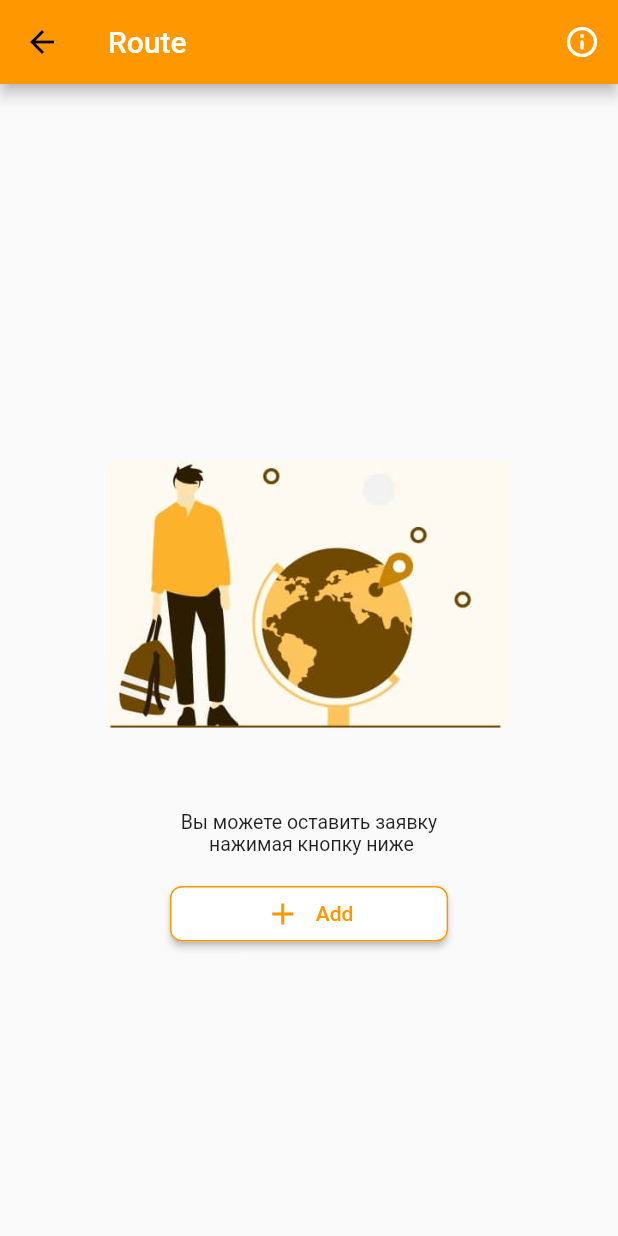
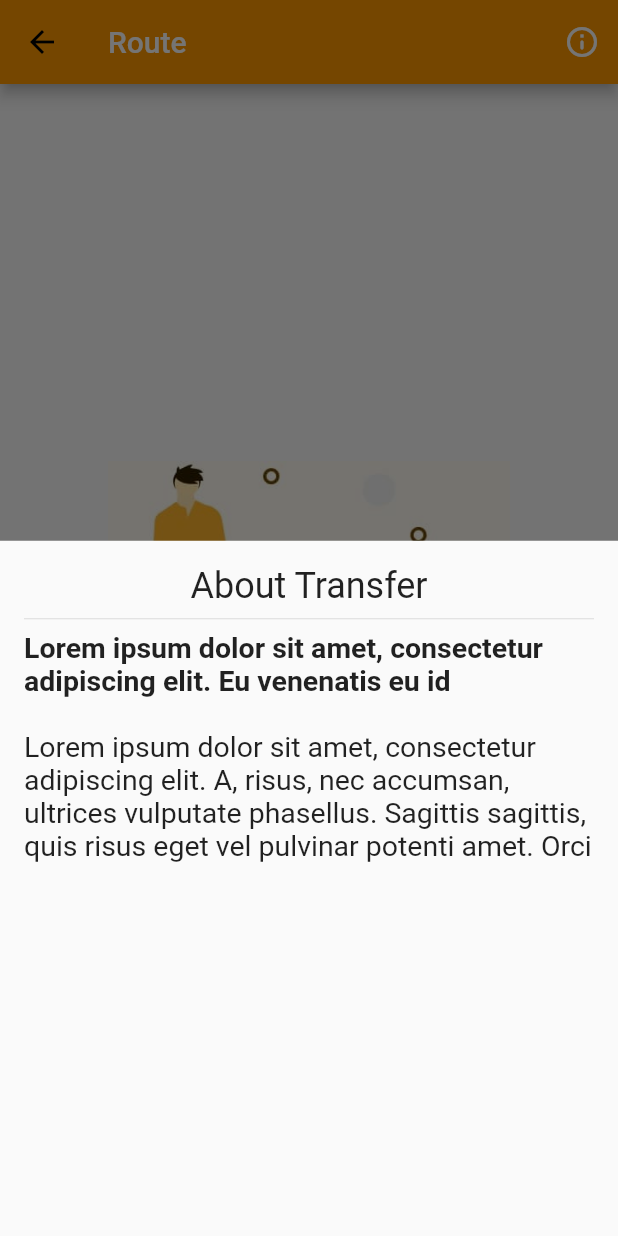
Before and after one commit to smarts-uz/flutter_travelcars, a Flutter app: the RouteScreen screen opened directly, after a tap on the "info outline" icon, on a phone screen of 412 x 824 dp. Run offline on Flutter 3.47's test engine with Material 2 defaults, Android fonts, the phone set to English and light mode, and no system bars; our stand-ins replace carousel_slider, flutter_svg, hexcolor.

Commit message:
route - clock and show bottom

```diff
--- a/lib/screens/route/route_screen.dart
+++ b/lib/screens/route/route_screen.dart
@@ -9,6 +9,54 @@ class RouteScreen extends StatefulWidget {
 
   @override
   _RouteScreenState createState() => _RouteScreenState();
+}
+void _startAddNewTransaction(BuildContext ctx)
+{
+  showModalBottomSheet(
+      context: ctx,
+      builder: (_)
+      {
+        return  Container(
+          margin: EdgeInsets.all(16),
+          child: Column(
+            children: [
+              Text('About Transfer',
+                textAlign: TextAlign.end,
+                style: TextStyle(
+                    fontSize: 24
+                ),
+              ),
+              Divider(),
+              Text('Lorem ipsum dolor sit amet, consectetur adipiscing '
+                  'elit. Eu venenatis eu id pellentesque.',
+
+                maxLines: 2,
+                style: TextStyle(
+                    fontSize: 19,
+                    fontWeight: FontWeight.bold
+                ),
+              ),
+              Text('\nLorem ipsum dolor sit amet, consectetur adipiscing elit.'
+                  ' A, risus, nec accumsan, ultrices vulputate phasellus. '
+                  'Sagittis sagittis, quis risus eget vel pulvinar potenti amet. '
+                  'Orci nec id maecenas enim rhoncus sodales.'
+                  ' Hendrerit cursus purus gravida ultricies. Imperdiet pharetra morbi gravida hac vitae'
+                  'ipsum dolor sit amet, consectetur adipiscing elit.'
+                  ' A, risus, nec accumsan, ultrices vulputate phasellus. '
+                  'Sagittis sagittis, quis risus eget vel pulvinar potenti amet. '
+                  'Orci nec id maecenas enim rhoncus sodales.'
+                  ' Hendrerit cursus purus gravida ultricies. Imperdiet pharetra morbi gravida hac vitae',
+                maxLines: 5,
+                style: TextStyle(
+                    fontSize: 19
+                ),
+              )
+            ],
+
+          ),
+        );
+      }
+  );
 }
 
 class _RouteScreenState extends State<RouteScreen> {
@@ -25,7 +73,9 @@ class _RouteScreenState extends State<RouteScreen> {
         actions: [
           IconButton(
             color: Colors.white,
-            onPressed: (){},
+            onPressed: (){
+              _startAddNewTransaction(context);
+            },
             icon: Icon(
                 Icons.info_outline_rounded
             ),
--- a/lib/screens/transfers/transfers_screen.dart
+++ b/lib/screens/transfers/transfers_screen.dart
@@ -9,6 +9,54 @@ class TransfersScreen extends StatefulWidget {
 
   @override
   _TransfersScreenState createState() => _TransfersScreenState();
+}
+void _startAddNewTransaction(BuildContext ctx)
+{
+  showModalBottomSheet(
+      context: ctx,
+      builder: (_)
+      {
+        return  Container(
+          margin: EdgeInsets.all(16),
+          child: Column(
+              children: [
+                Text('About Transfer',
+                  textAlign: TextAlign.end,
+                  style: TextStyle(
+                      fontSize: 24
+                  ),
+                ),
+                Divider(),
+                Text('Lorem ipsum dolor sit amet, consectetur adipiscing '
+                    'elit. Eu venenatis eu id pellentesque.',
+
+                  maxLines: 2,
+                  style: TextStyle(
+                    fontSize: 19,
+                      fontWeight: FontWeight.bold
+                  ),
+                ),
+                Text('\nLorem ipsum dolor sit amet, consectetur adipiscing elit.'
+                    ' A, risus, nec accumsan, ultrices vulputate phasellus. '
+                    'Sagittis sagittis, quis risus eget vel pulvinar potenti amet. '
+                    'Orci nec id maecenas enim rhoncus sodales.'
+                    ' Hendrerit cursus purus gravida ultricies. Imperdiet pharetra morbi gravida hac vitae'
+                    'ipsum dolor sit amet, consectetur adipiscing elit.'
+                    ' A, risus, nec accumsan, ultrices vulputate phasellus. '
+                    'Sagittis sagittis, quis risus eget vel pulvinar potenti amet. '
+                    'Orci nec id maecenas enim rhoncus sodales.'
+                    ' Hendrerit cursus purus gravida ultricies. Imperdiet pharetra morbi gravida hac vitae',
+                  maxLines: 5,
+                  style: TextStyle(
+                      fontSize: 19
+                  ),
+                )
+              ],
+
+          ),
+        );
+      }
+  );
 }
 
 class _TransfersScreenState extends State<TransfersScreen> {
@@ -25,7 +73,9 @@ class _TransfersScreenState extends State<TransfersScreen> {
         actions: [
           IconButton(
             color: Colors.white,
-              onPressed: (){},
+              onPressed: (){
+                _startAddNewTransaction(context);
+              },
             icon: Icon(
               Icons.info_outline_rounded
             ),
```
Also changed, not shown: lib/screens/transfers/trasfers_add.dart (+34 -2 lines).
